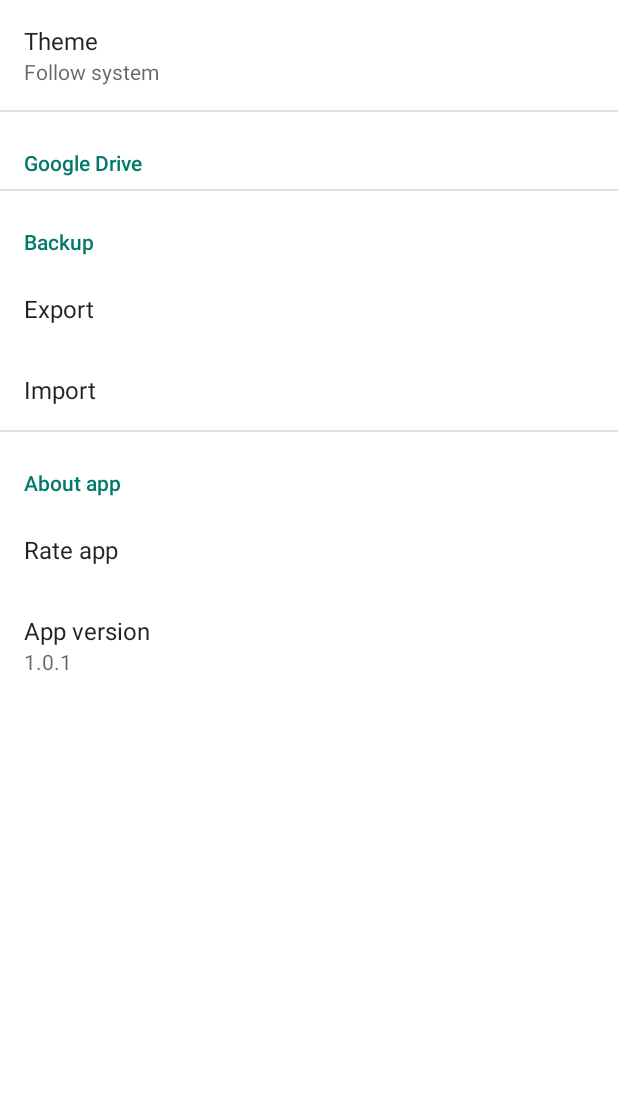
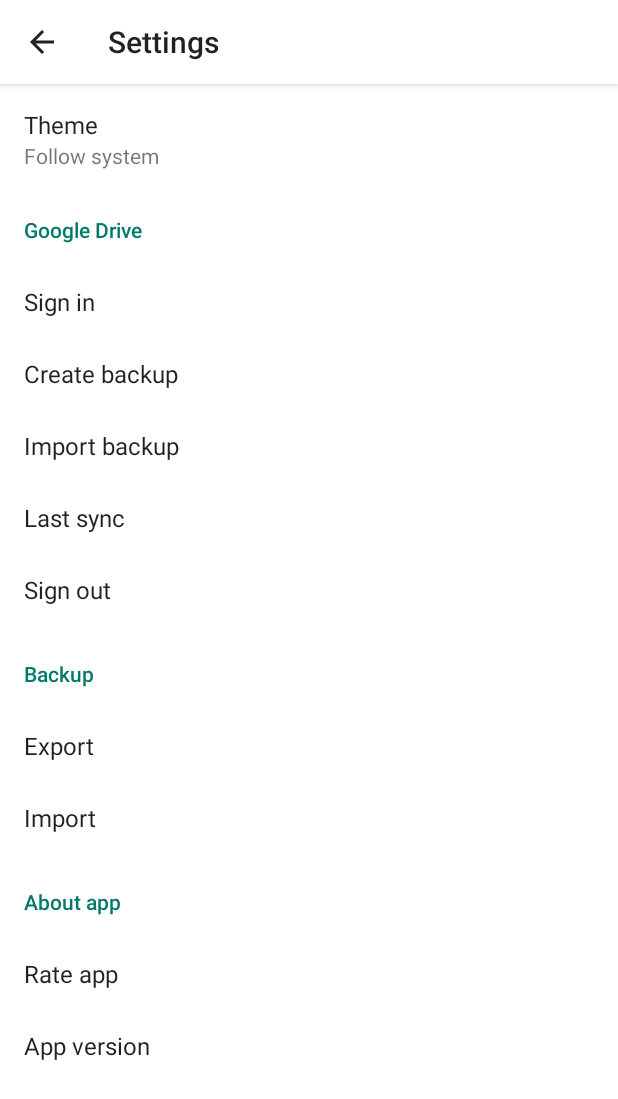
Before and after one commit to AxelStein/Arterial-Pressure-Diary, an Android app: the MainPreferencesFragment screen opened through its navigation route, on a phone screen of 412 x 824 dp. Shown: the top 1099 px of the screen. Run offline under Robolectric (Android 15) with nearby library versions, the phone set to English and light mode, and no system bars; our stand-ins replace Room's generated code, RxJava; 5 statements that could not run were skipped.

Commit message:
Add custom prefs fragment

```diff
--- a/app/src/main/java/com/axel_stein/ap_diary/ui/home/HomeFragment.kt
+++ b/app/src/main/java/com/axel_stein/ap_diary/ui/home/HomeFragment.kt
@@ -44,6 +44,7 @@ class HomeFragment : Fragment() {
         binding = FragmentHomeBinding.inflate(inflater)
         // binding.toolbar.inflateMenu(R.menu.fragment_home)
         binding.toolbar.setOnMenuItemClickListener { item ->
+            setupAxisTransition()
             when (item.itemId) {
                 R.id.action_settings -> {
                     findNavController().navigate(R.id.main_preferences_fragment)
@@ -51,13 +52,11 @@ class HomeFragment : Fragment() {
                 }
 
                 R.id.menu_add_ap -> {
-                    setupAxisTransition()
                     findNavController().navigate(R.id.action_add_ap)
                     true
                 }
 
                 R.id.menu_add_pulse -> {
-                    setupAxisTransition()
                     findNavController().navigate(R.id.action_add_pulse)
                     true
                 }
--- a/app/src/main/java/com/axel_stein/ap_diary/ui/preferences/MainPreferencesFragment.kt
+++ b/app/src/main/java/com/axel_stein/ap_diary/ui/preferences/MainPreferencesFragment.kt
@@ -1,23 +1,31 @@
 package com.axel_stein.ap_diary.ui.preferences
 
 import android.os.Bundle
-import android.view.Menu
-import android.view.MenuInflater
-import androidx.preference.PreferenceFragmentCompat
+import android.view.LayoutInflater
+import android.view.View
+import android.view.ViewGroup
+import androidx.fragment.app.Fragment
+import androidx.navigation.fragment.findNavController
 import com.axel_stein.ap_diary.R
+import com.axel_stein.ap_diary.databinding.FragmentMainPrefsBinding
+import com.google.android.material.transition.MaterialSharedAxis
 
-class MainPreferencesFragment : PreferenceFragmentCompat() {
+class MainPreferencesFragment : Fragment() {
     override fun onCreate(savedInstanceState: Bundle?) {
         super.onCreate(savedInstanceState)
-        setHasOptionsMenu(true)
+        enterTransition = MaterialSharedAxis(MaterialSharedAxis.Z, true).apply {
+            duration = resources.getInteger(R.integer.axis_duration).toLong()
+        }
+        returnTransition = MaterialSharedAxis(MaterialSharedAxis.Z, false).apply {
+            duration = resources.getInteger(R.integer.axis_duration).toLong()
+        }
     }
 
-    override fun onCreatePreferences(savedInstanceState: Bundle?, rootKey: String?) {
-        setPreferencesFromResource(R.xml.main_preferences, rootKey)
-    }
-
-    override fun onCreateOptionsMenu(menu: Menu, inflater: MenuInflater) {
-        super.onCreateOptionsMenu(menu, inflater)
-        menu.clear()
+    override fun onCreateView(inflater: LayoutInflater, container: ViewGroup?, savedInstanceState: Bundle?): View {
+        val binding = FragmentMainPrefsBinding.inflate(inflater, container, false)
+        binding.toolbar.setNavigationOnClickListener {
+            findNavController().navigateUp()
+        }
+        return binding.root
     }
 }
--- a/app/src/main/java/com/axel_stein/ap_diary/ui/preferences/MainPreferencesViewModel.kt
+++ b/app/src/main/java/com/axel_stein/ap_diary/ui/preferences/MainPreferencesViewModel.kt
@@ -1,4 +1,5 @@
 package com.axel_stein.ap_diary.ui.preferences
 
 class MainPreferencesViewModel {
+
 }
--- /dev/null
+++ b/app/src/main/res/drawable/icon_settings.xml
@@ -0,0 +1,9 @@
+<vector xmlns:android="http://schemas.android.com/apk/res/android"
+    android:width="24dp"
+    android:height="24dp"
+    android:viewportWidth="24"
+    android:viewportHeight="24">
+  <path
+      android:fillColor="?android:attr/textColorPrimary"
+      android:pathData="M19.14,12.94c0.04,-0.3 0.06,-0.61 0.06,-0.94c0,-0.32 -0.02,-0.64 -0.07,-0.94l2.03,-1.58c0.18,-0.14 0.23,-0.41 0.12,-0.61l-1.92,-3.32c-0.12,-0.22 -0.37,-0.29 -0.59,-0.22l-2.39,0.96c-0.5,-0.38 -1.03,-0.7 -1.62,-0.94L14.4,2.81c-0.04,-0.24 -0.24,-0.41 -0.48,-0.41h-3.84c-0.24,0 -0.43,0.17 -0.47,0.41L9.25,5.35C8.66,5.59 8.12,5.92 7.63,6.29L5.24,5.33c-0.22,-0.08 -0.47,0 -0.59,0.22L2.74,8.87C2.62,9.08 2.66,9.34 2.86,9.48l2.03,1.58C4.84,11.36 4.8,11.69 4.8,12s0.02,0.64 0.07,0.94l-2.03,1.58c-0.18,0.14 -0.23,0.41 -0.12,0.61l1.92,3.32c0.12,0.22 0.37,0.29 0.59,0.22l2.39,-0.96c0.5,0.38 1.03,0.7 1.62,0.94l0.36,2.54c0.05,0.24 0.24,0.41 0.48,0.41h3.84c0.24,0 0.44,-0.17 0.47,-0.41l0.36,-2.54c0.59,-0.24 1.13,-0.56 1.62,-0.94l2.39,0.96c0.22,0.08 0.47,0 0.59,-0.22l1.92,-3.32c0.12,-0.22 0.07,-0.47 -0.12,-0.61L19.14,12.94zM12,15.6c-1.98,0 -3.6,-1.62 -3.6,-3.6s1.62,-3.6 3.6,-3.6s3.6,1.62 3.6,3.6S13.98,15.6 12,15.6z"/>
+</vector>
--- /dev/null
+++ b/app/src/main/res/layout/fragment_main_prefs.xml
@@ -0,0 +1,127 @@
+<?xml version="1.0" encoding="utf-8"?>
+<androidx.coordinatorlayout.widget.CoordinatorLayout
+    xmlns:android="http://schemas.android.com/apk/res/android"
+    xmlns:app="http://schemas.android.com/apk/res-auto"
+    xmlns:tools="http://schemas.android.com/tools"
+    android:id="@+id/container"
+    android:layout_width="match_parent"
+    android:layout_height="match_parent"
+    android:background="?attr/colorListItem">
+
+    <com.google.android.material.appbar.AppBarLayout
+        android:layout_width="match_parent"
+        android:layout_height="wrap_content"
+        android:theme="@style/Theme.ArterialPressureDiary.AppBarOverlay">
+
+        <androidx.appcompat.widget.Toolbar
+            android:id="@+id/toolbar"
+            android:layout_width="match_parent"
+            android:layout_height="?attr/actionBarSize"
+            android:background="?attr/colorListItem"
+            app:navigationIcon="@drawable/icon_back"
+            app:popupTheme="@style/Theme.ArterialPressureDiary.PopupOverlay"
+            app:title="@string/action_settings"/>
+
+    </com.google.android.material.appbar.AppBarLayout>
+
+    <androidx.core.widget.NestedScrollView
+        android:layout_width="match_parent"
+        android:layout_height="match_parent"
+        android:scrollbars="vertical"
+        app:layout_behavior="com.google.android.material.appbar.AppBarLayout$ScrollingViewBehavior">
+
+        <LinearLayout
+            android:layout_width="match_parent"
+            android:layout_height="wrap_content"
+            android:clipToPadding="false"
+            android:orientation="vertical"
+            android:paddingTop="8dp"
+            android:paddingBottom="8dp">
+
+            <!--<TextView
+                style="@style/PreferenceItem"
+                android:text="@string/main_pref_theme"/>-->
+
+            <LinearLayout
+                android:paddingTop="8dp"
+                android:paddingBottom="8dp"
+                android:paddingStart="16dp"
+                android:paddingEnd="16dp"
+                android:clickable="true"
+                android:focusable="true"
+                android:background="?attr/selectableItemBackground"
+                android:layout_width="match_parent"
+                android:layout_height="wrap_content"
+                android:orientation="vertical">
+                <TextView
+                    android:maxLines="1"
+                    android:ellipsize="end"
+                    android:textColor="?android:attr/textColorPrimary"
+                    android:textSize="16sp"
+                    android:text="@string/main_pref_theme"
+                    android:layout_width="match_parent"
+                    android:layout_height="wrap_content"/>
+                <TextView
+                    android:maxLines="3"
+                    android:ellipsize="end"
+                    android:text="@string/theme_system"
+                    android:layout_width="match_parent"
+                    android:layout_height="wrap_content"/>
+            </LinearLayout>
+
+            <!---->
+            <TextView
+                style="@style/PreferenceItem.Category"
+                android:text="@string/main_pref_category_google"/>
+
+            <TextView
+                style="@style/PreferenceItem"
+                android:text="@string/main_pref_google_sign_in"/>
+
+            <TextView
+                style="@style/PreferenceItem"
+                android:text="@string/main_pref_google_create_backup"/>
+
+            <TextView
+                style="@style/PreferenceItem"
+                android:text="@string/main_pref_google_import_backup"/>
+
+            <TextView
+                style="@style/PreferenceItem"
+                android:text="@string/main_pref_google_last_sync"/>
+
+            <TextView
+                style="@style/PreferenceItem"
+                android:text="@string/main_pref_google_sign_out"/>
+
+            <!---->
+            <TextView
+                style="@style/PreferenceItem.Category"
+                android:text="@string/main_pref_category_backup"/>
+
+            <TextView
+                style="@style/PreferenceItem"
+                android:text="@string/main_pref_export_backup"/>
+
+            <TextView
+                style="@style/PreferenceItem"
+                android:text="@string/main_pref_import_backup"/>
+
+            <!---->
+            <TextView
+                style="@style/PreferenceItem.Category"
+                android:text="@string/main_pref_category_about_app"/>
+
+            <TextView
+                style="@style/PreferenceItem"
+                android:text="@string/main_pref_rate_app"/>
+
+            <TextView
+                style="@style/PreferenceItem"
+                android:text="@string/main_pref_app_version_title"/>
+
+        </LinearLayout>
+
+    </androidx.core.widget.NestedScrollView>
+
+</androidx.coordinatorlayout.widget.CoordinatorLayout>
--- a/app/src/main/res/menu/activity_main.xml
+++ /dev/null
@@ -1,7 +0,0 @@
-<?xml version="1.0" encoding="utf-8"?>
-<menu xmlns:android="http://schemas.android.com/apk/res/android">
-    <!--<item android:title="@string/action_charts" />-->
-    <item
-        android:id="@+id/action_settings"
-        android:title="@string/action_settings" />
-</menu>
--- a/app/src/main/res/menu/fragment_home.xml
+++ b/app/src/main/res/menu/fragment_home.xml
@@ -1,6 +1,6 @@
 <?xml version="1.0" encoding="utf-8"?>
-<menu xmlns:app="http://schemas.android.com/apk/res-auto"
-    xmlns:android="http://schemas.android.com/apk/res/android">
+<menu xmlns:android="http://schemas.android.com/apk/res/android"
+    xmlns:app="http://schemas.android.com/apk/res-auto">
     <item
         android:id="@+id/menu_add"
         android:icon="@drawable/icon_add"
@@ -13,5 +13,7 @@
     </item>
     <item
         android:id="@+id/action_settings"
-        android:title="@string/action_settings" />
+        android:icon="@drawable/icon_settings"
+        android:title="@string/action_settings"
+        app:showAsAction="always" />
 </menu>
--- a/app/src/main/res/values/strings.xml
+++ b/app/src/main/res/values/strings.xml
@@ -57,4 +57,5 @@
     <string name="main_pref_google_create_backup">Create backup</string>
     <string name="main_pref_google_import_backup">Import backup</string>
     <string name="main_pref_google_last_sync">Last sync</string>
+    <string name="main_pref_category_reminders">Reminders</string>
 </resources>
--- a/app/src/main/res/values/themes.xml
+++ b/app/src/main/res/values/themes.xml
@@ -27,4 +27,27 @@
         <item name="android:dropDownVerticalOffset">4dp</item>
         <!--<item name="android:dropDownHorizontalOffset">-4dp</item>-->
     </style>
+    <style name="PreferenceItem">
+        <item name="android:maxLines">1</item>
+        <item name="android:ellipsize">end</item>
+        <item name="android:textSize">16sp</item>
+        <item name="android:textColor">?android:attr/textColorPrimary</item>
+        <item name="android:background">?attr/selectableItemBackground</item>
+        <item name="android:clickable">true</item>
+        <item name="android:focusable">true</item>
+        <item name="android:gravity">center_vertical</item>
+        <item name="android:paddingStart">16dp</item>
+        <item name="android:paddingEnd">16dp</item>
+        <item name="android:layout_width">match_parent</item>
+        <item name="android:layout_height">48dp</item>
+    </style>
+    <style name="PreferenceItem.Category">
+        <item name="android:textSize">14sp</item>
+        <item name="android:textAppearance">@style/TextAppearance.AppCompat.Body2</item>
+        <item name="android:textColor">?attr/colorAccent</item>
+        <item name="android:background">@null</item>
+        <item name="android:clickable">false</item>
+        <item name="android:focusable">false</item>
+        <item name="android:layout_marginTop">8dp</item>
+    </style>
 </resources>
--- a/app/src/main/res/xml/main_preferences.xml
+++ b/app/src/main/res/xml/main_preferences.xml
@@ -57,6 +57,14 @@
 
     </PreferenceCategory>
 
+    <!--<PreferenceCategory
+        app:iconSpaceReserved="false"
+        app:title="@string/main_pref_category_reminders">
+
+        todo
+
+    </PreferenceCategory>-->
+
     <PreferenceCategory
         app:iconSpaceReserved="false"
         app:title="@string/main_pref_category_backup">
```
